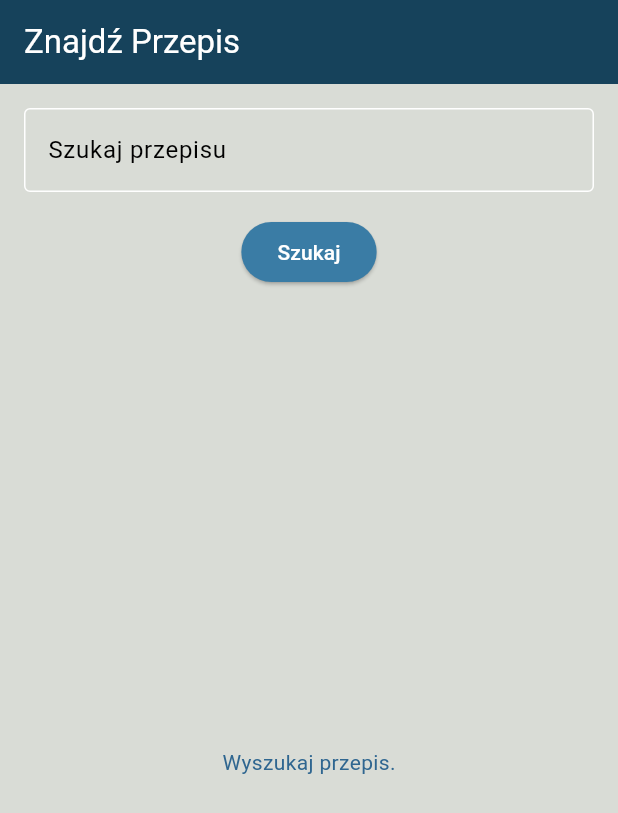
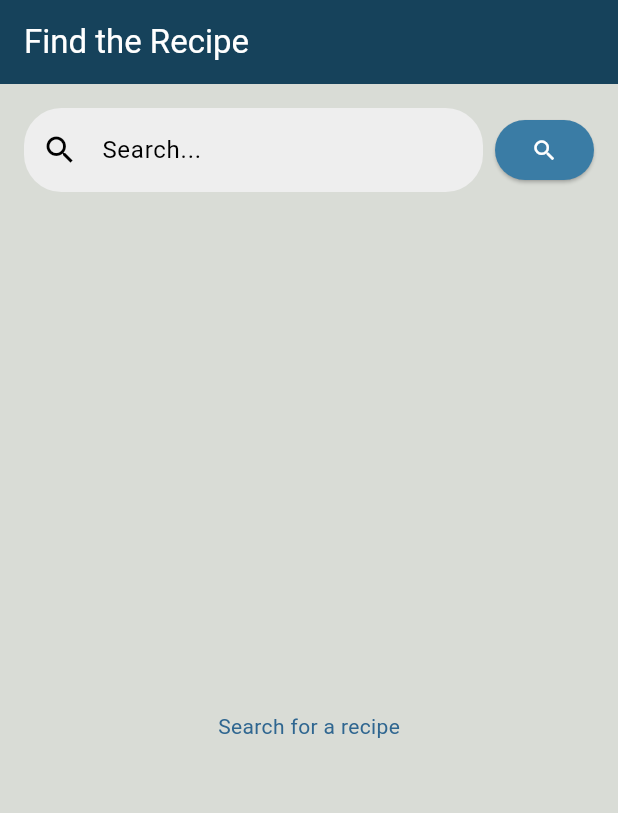
Before and after one commit to Jr-Smj/znajdz_przepis, a Flutter app: the screen it shows after launch, on a phone screen of 412 x 824 dp. Shown: the top 813 px of the screen. Run offline on Flutter 3.47's test engine with Material 3 defaults, Android fonts, the light colour scheme and no system bars; our stand-ins replace equatable, flutter_bloc.

Commit message:
Kolejny commit 7!

```diff
--- a/lib/main.dart
+++ b/lib/main.dart
@@ -9,7 +9,8 @@ class MyApp extends StatelessWidget {
   @override
   Widget build(BuildContext context) {
     return MaterialApp(
-      title: 'Znajdź Przepis',
+      debugShowCheckedModeBanner: false,
+      title: 'Find the Recipe',
       theme: ThemeData(
         primaryColor: const Color(0xFF16425B),
         colorScheme: ColorScheme.fromSwatch().copyWith(
--- a/lib/repositories/recipe_repository.dart
+++ b/lib/repositories/recipe_repository.dart
@@ -17,7 +17,6 @@ class RecipeRepository {
     if (response.statusCode == 200) {
       final data = json.decode(response.body);
 
-      // Sprawdzamy, czy wyniki zawierają listę przepisów
       if (data['results'] != null) {
         return (data['results'] as List<dynamic>)
             .map((json) => Recipe.fromJson(json))
--- a/lib/screens/home_screen.dart
+++ b/lib/screens/home_screen.dart
@@ -4,7 +4,7 @@ import '../blocs/recipe_bloc.dart';
 import '../screens/recipe_detail_screen.dart';
 import '../blocs/recipe_event.dart';
 import '../blocs/recipe_state.dart';
-import '../repositories/recipe_repository.dart'; // Upewnij się, że zaimportujesz odpowiedni plik
+import '../repositories/recipe_repository.dart';
 
 class HomeScreen extends StatelessWidget {
   const HomeScreen({Key? key}) : super(key: key);
@@ -13,7 +13,7 @@ class HomeScreen extends StatelessWidget {
   Widget build(BuildContext context) {
     return Scaffold(
       appBar: AppBar(
-        title: const Text('Znajdź Przepis'),
+        title: const Text('Find the Recipe'),
         backgroundColor: const Color(0xFF16425B),
       ),
       body: BlocProvider(
@@ -27,26 +27,46 @@ class HomeScreen extends StatelessWidget {
 class RecipeSearch extends StatelessWidget {
   final TextEditingController _controller = TextEditingController();
 
+  RecipeSearch({Key? key}) : super(key: key);
+
   @override
   Widget build(BuildContext context) {
     return Column(
       children: [
         Padding(
           padding: const EdgeInsets.all(16.0),
+          child: Row(
+            children: [
+              Expanded(
                 child: TextField(
                   controller: _controller,
-            decoration: const InputDecoration(
-              labelText: 'Szukaj przepisu',
-              border: OutlineInputBorder(),
+                  decoration: InputDecoration(
+                    hintText: 'Search...',
+                    prefixIcon: const Icon(Icons.search),
+                    border: OutlineInputBorder(
+                      borderRadius: BorderRadius.circular(25.0),
+                      borderSide: BorderSide.none,
+                    ),
+                    filled: true,
+                    fillColor: Colors.grey[200],
                   ),
                 ),
               ),
+              const SizedBox(width: 8),
               ElevatedButton(
-          style: ElevatedButton.styleFrom(backgroundColor: const Color(0xFF3A7CA5)),
+                style: ElevatedButton.styleFrom(
+                  backgroundColor: const Color(0xFF3A7CA5),
+                  shape: RoundedRectangleBorder(
+                    borderRadius: BorderRadius.circular(25.0),
+                  ),
+                ),
                 onPressed: () {
                   BlocProvider.of<RecipeBloc>(context).add(FetchRecipes(_controller.text));
                 },
-          child: const Text('Szukaj'),
+                child: const Icon(Icons.search),
+              ),
+            ],
+          ),
         ),
         Expanded(
           child: BlocBuilder<RecipeBloc, RecipeState>(
@@ -55,15 +75,49 @@ class RecipeSearch extends StatelessWidget {
                 return const Center(child: CircularProgressIndicator());
               } else if (state is RecipeLoaded) {
                 if (state.recipes.isEmpty) {
-                  return const Center(child: Text('Brak przepisów do wyświetlenia.'));
+                  return const Center(child: Text('No recipes to display.'));
                 }
-                return ListView.builder(
+                return Padding(
+                  padding: const EdgeInsets.symmetric(horizontal: 8.0),
+                  child: GridView.builder(
+                    gridDelegate: const SliverGridDelegateWithFixedCrossAxisCount(
+                      crossAxisCount: 2,
+                      crossAxisSpacing: 10,
+                      mainAxisSpacing: 10,
+                      childAspectRatio: 0.75,
+                    ),
                     itemCount: state.recipes.length,
                     itemBuilder: (context, index) {
                       final recipe = state.recipes[index];
-                    final recipeName = recipe.name ?? 'Brak nazwy';
-                    return ListTile(
-                      title: Text(recipeName),
+                      return RecipeCard(recipe: recipe);
+                    },
+                  ),
+                );
+              } else if (state is RecipeError) {
+                return Center(
+                  child: Text(
+                    state.message,
+                    style: const TextStyle(color: Colors.red),
+                  ),
+                );
+              }
+              return const Center(child: Text('Search for a recipe'));
+            },
+          ),
+        ),
+      ],
+    );
+  }
+}
+
+class RecipeCard extends StatelessWidget {
+  final dynamic recipe;
+
+  RecipeCard({required this.recipe});
+
+  @override
+  Widget build(BuildContext context) {
+    return GestureDetector(
       onTap: () {
         Navigator.push(
           context,
@@ -72,17 +126,56 @@ class RecipeSearch extends StatelessWidget {
           ),
         );
       },
-                    );
-                  },
-                );
-              } else if (state is RecipeError) {
-                return Center(child: Text(state.message));
-              }
-              return const Center(child: Text('Wyszukaj przepis.'));
-            },
+      child: Card(
+        shape: RoundedRectangleBorder(
+          borderRadius: BorderRadius.circular(15),
+        ),
+        elevation: 5,
+        child: Column(
+          crossAxisAlignment: CrossAxisAlignment.start,
+          children: [
+            Expanded(
+              child: ClipRRect(
+                borderRadius: const BorderRadius.vertical(top: Radius.circular(15)),
+                child: Image.network(
+                  recipe.imageUrl ?? '',
+                  fit: BoxFit.cover,
+                  width: double.infinity,
+                  errorBuilder: (context, error, stackTrace) =>
+                  const Icon(Icons.broken_image, size: 50),
+                ),
+              ),
+            ),
+            Padding(
+              padding: const EdgeInsets.all(8.0),
+              child: Column(
+                crossAxisAlignment: CrossAxisAlignment.start,
+                children: [
+                  Text(
+                    recipe.name ?? 'No name',
+                    style: const TextStyle(
+                      fontWeight: FontWeight.bold,
+                      fontSize: 16,
+                    ),
+                    maxLines: 1,
+                    overflow: TextOverflow.ellipsis,
+                  ),
+                  const SizedBox(height: 4),
+                  Text(
+                    recipe.description ?? 'No description',
+                    style: TextStyle(
+                      color: Colors.grey[600],
+                      fontSize: 12,
+                    ),
+                    maxLines: 2,
+                    overflow: TextOverflow.ellipsis,
+                  ),
+                ],
               ),
             ),
           ],
+        ),
+      ),
     );
   }
 }
--- a/pubspec.yaml
+++ b/pubspec.yaml
@@ -56,7 +56,8 @@ dev_dependencies:
 
 # The following section is specific to Flutter packages.
 flutter:
-
+  assets:
+    - assets/images/Logo.jpg
   # The following line ensures that the Material Icons font is
   # included with your application, so that you can use the icons in
   # the material Icons class.
```
Also changed, not shown: lib/widgets/recipe_card.dart (+49 -13 lines), assets/images/Logo.jpg (added). Lines whose indentation alone changed are shown as unchanged.
